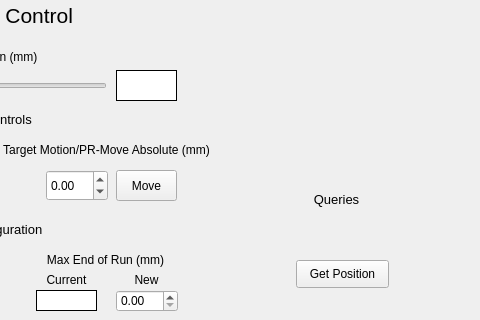
Above: manualstagecontrol.ui from TimSamuelsen/CLIP3DPrinterGUI before the change; both pictures show x 284 to 764 and y 0 to 320 of the 764 by 719 pixel window. Below: the same form after it.
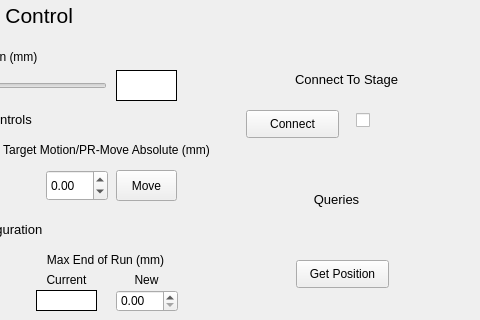
That is the form after the change.

Commit message: Fixed manual stage control

```diff
--- a/manualstagecontrol.ui
+++ b/manualstagecontrol.ui
@@ -574,6 +574,51 @@
     <string>Get Position</string>
    </property>
   </widget>
+  <widget class="QPushButton" name="ConnectButton">
+   <property name="geometry">
+    <rect>
+     <x>530</x>
+     <y>110</y>
+     <width>93</width>
+     <height>28</height>
+    </rect>
+   </property>
+   <property name="text">
+    <string>Connect</string>
+   </property>
+  </widget>
+  <widget class="QLabel" name="label_19">
+   <property name="geometry">
+    <rect>
+     <x>520</x>
+     <y>70</y>
+     <width>221</width>
+     <height>20</height>
+    </rect>
+   </property>
+   <property name="text">
+    <string>&lt;html&gt;&lt;head/&gt;&lt;body&gt;&lt;p align=&quot;center&quot;&gt;&lt;span style=&quot; font-size:10pt;&quot;&gt;Connect To Stage&lt;/span&gt;&lt;/p&gt;&lt;/body&gt;&lt;/html&gt;</string>
+   </property>
+  </widget>
+  <widget class="QCheckBox" name="ConnectionCheckbox">
+   <property name="enabled">
+    <bool>true</bool>
+   </property>
+   <property name="geometry">
+    <rect>
+     <x>640</x>
+     <y>110</y>
+     <width>21</width>
+     <height>20</height>
+    </rect>
+   </property>
+   <property name="text">
+    <string/>
+   </property>
+   <property name="checkable">
+    <bool>false</bool>
+   </property>
+  </widget>
  </widget>
  <resources/>
  <connections/>
```
The commit also changes 3 other files.
